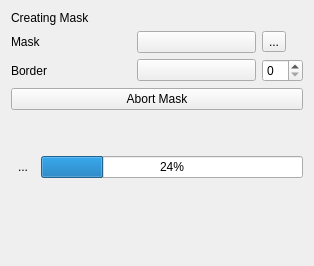
Old version of the form kdenlive/src/ui/maskmanage_ui.ui in the repository lincolnpaul-devEng/vidmate.ai-mate.
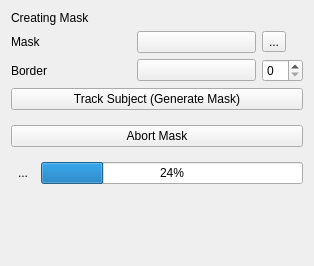
New version of the form. The open tabs and pages were chosen to show the change. Icons and pictures are not drawn. Custom widgets are drawn as their Qt base class.

The edit to the form file:
```diff
--- a/kdenlive/src/ui/maskmanage_ui.ui
+++ b/kdenlive/src/ui/maskmanage_ui.ui
@@ -167,6 +167,13 @@
         </widget>
        </item>
        <item row="3" column="0" colspan="3">
+        <widget class="QPushButton" name="buttonGenerate">
+         <property name="text">
+          <string>Track Subject (Generate Mask)</string>
+         </property>
+        </widget>
+       </item>
+       <item row="4" column="0" colspan="3">
         <widget class="QPushButton" name="buttonStop">
          <property name="text">
           <string>Abort Mask</string>
```
